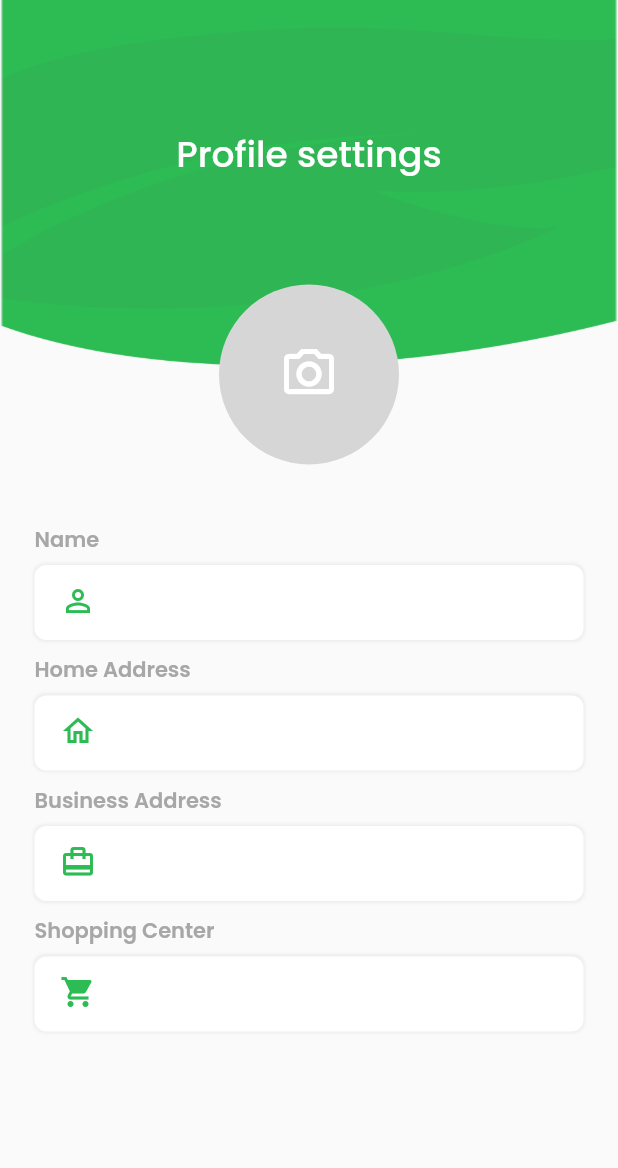
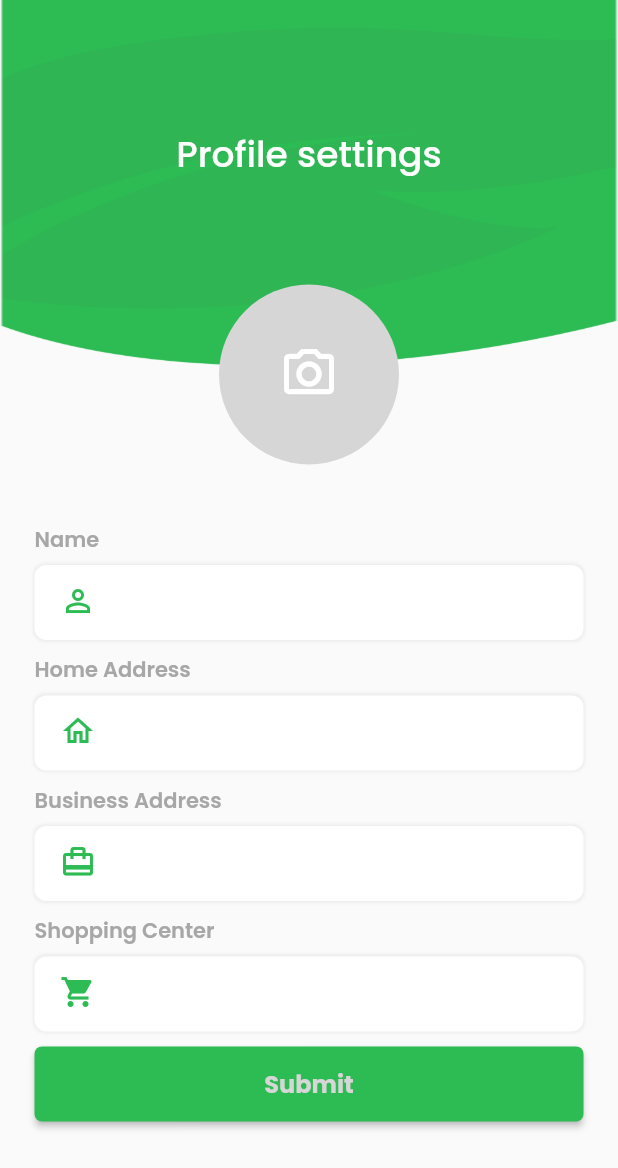
Before and after one commit to ZainMughal329/Green-Taxi-, a Flutter app: the ProfileScreen screen opened by its route, on a phone screen of 412 x 824 dp. Shown: the top 1168 px of the screen. Run offline on Flutter 3.47's test engine with Material 2 defaults, Android fonts, the phone set to English and light mode, and no system bars; our stand-ins replace cloud_firestore, firebase_auth, firebase_core, firebase_storage, flutter_screenutil, flutter_svg and 4 more; missing offline and left inert: fl_country_code_picker; accounts and stored records are empty.

Commit message:
refactroing the profile code

```diff
--- a/lib/screens/login/controller.dart
+++ b/lib/screens/login/controller.dart
@@ -53,7 +53,9 @@ class LoginController extends GetxController {
     PhoneAuthCredential credential = PhoneAuthProvider.credential(
         verificationId: state.verId, smsCode: otpNumber);
     print('Logged in');
-    await FirebaseAuth.instance.signInWithCredential(credential);
+    await FirebaseAuth.instance.signInWithCredential(credential).then((value){
+      decideRoute();
+    });
   }
   decideRoute() {
     User? user = FirebaseAuth.instance.currentUser;
--- a/lib/screens/profile/profile_view.dart
+++ b/lib/screens/profile/profile_view.dart
@@ -5,11 +5,13 @@ import 'package:green_taxi/screens/profile/controller.dart';
 import 'package:green_taxi/screens/profile/state.dart';
 import 'package:green_taxi/utilities/utils/app_colors.dart';
 import '../../utilities/widgets/green_intro_widget_without_logo.dart';
+
 class ProfileScreen extends StatefulWidget {
   const ProfileScreen({Key? key}) : super(key: key);
   @override
   State<ProfileScreen> createState() => _ProfileScreenState();
 }
+
 class _ProfileScreenState extends State<ProfileScreen> {
   ProfileController profileController = Get.put(ProfileController());
   @override
@@ -34,7 +36,8 @@ class _ProfileScreenState extends State<ProfileScreen> {
                     decoration: BoxDecoration(
                         shape: BoxShape.circle, color: Color(0xffD6D6D6)),
                     child: Center(
-                        child: Icon(Icons.camera_alt_outlined,size: 40,color: Colors.white),
+                      child: Icon(Icons.camera_alt_outlined,
+                          size: 40, color: Colors.white),
                     ),
                   ),
                 )
@@ -45,44 +48,69 @@ class _ProfileScreenState extends State<ProfileScreen> {
             height: 20,
           ),
           Container(
-              padding: EdgeInsets.symmetric(
-                horizontal: 23
+            padding: EdgeInsets.symmetric(horizontal: 23),
+            child: Column(children: [
+              TextFormField('Name', Icons.person_outline,
+                  ProfileState().nameController.value),
+              SizedBox(
+                height: 10,
               ),
-              child: Column(
-                children:[
-                  TextFormField('Name',Icons.person_outline,ProfileState().nameController.value),
-                  SizedBox(height: 10,),
-                  TextFormField('Home Address',Icons.home_outlined,ProfileState().homeController.value),
-                  SizedBox(height: 10,),
-                  TextFormField('Business Address',Icons.card_travel,ProfileState().businessController.value),
-                SizedBox(height: 10,),
-                  TextFormField('Shopping Center',Icons.shopping_cart,ProfileState().shopController.value),
-                  SizedBox(height: 10,),
-                 Obx((){
-                   ProfileState().isLoading.value?Center(child: CircularProgressIndicator()):greenButton('Submit',(){
-                   });
+              TextFormField('Home Address', Icons.home_outlined,
+                  ProfileState().homeController.value),
+              SizedBox(
+                height: 10,
+              ),
+              TextFormField('Business Address', Icons.card_travel,
+                  ProfileState().businessController.value),
+              SizedBox(
+                height: 10,
+              ),
+              TextFormField('Shopping Center', Icons.shopping_cart,
+                  ProfileState().shopController.value),
+              SizedBox(
+                height: 10,
+              ),
+
+              Obx(()=>
+              ProfileState().isLoading.value
+                  ? Center(child: CircularProgressIndicator())
+                  : greenButton('Submit', Function, () {
+                // if(selectedImage==null){
+                //   Get.snackbar('Warning', 'Plese add your image');
+                //   return ;
+                // }
+                ProfileState().isLoading(true);
+                ProfileController()
+                    .storeUserInfo(
+                  //selectedImage!,
+                    ProfileState().shopController.value.text,
+                    ProfileState().businessController.value.text,
+                    ProfileState().businessController.value.text,
+                    ProfileState().nameController.value.text)
+                    .value;
               })
-
-                ]
               ),
+            ]),
           )
-          ]
-        )));
+        ])));
   }
 }
-TextFormField(String tittle,IconData iconData,TextEditingController controller){
+
+TextFormField(
+    String tittle, IconData iconData, TextEditingController controller) {
   return Column(
     crossAxisAlignment: CrossAxisAlignment.start,
     children: [
       Text(
-      tittle,style: GoogleFonts.poppins(
+        tittle,
+        style: GoogleFonts.poppins(
             fontSize: 14,
-      fontWeight: FontWeight.w600,color: Color(0xffA7A7A7)
+            fontWeight: FontWeight.w600,
+            color: Color(0xffA7A7A7)),
       ),
-    ) ,
       SizedBox(
         height: 6,
-    )  ,
+      ),
       Container(
         width: Get.width,
         height: 50,
@@ -92,45 +120,41 @@ TextFormField(String tittle,IconData iconData,TextEditingController controller){
               BoxShadow(
                   color: Colors.black.withOpacity(0.05),
                   spreadRadius: 1,
-              blurRadius: 1
-            )
+                  blurRadius: 1)
             ],
-          borderRadius: BorderRadius.circular(8)
-
-        ),
+            borderRadius: BorderRadius.circular(8)),
         child: TextField(
           style: GoogleFonts.poppins(
               fontSize: 14,
-  fontWeight: FontWeight.w600,color: Color(0xffA7A7A7)),
+              fontWeight: FontWeight.w600,
+              color: Color(0xffA7A7A7)),
           decoration: InputDecoration(
               prefixIcon: Padding(
                 padding: const EdgeInsets.only(left: 10),
-              child: Icon(iconData,color: AppColors.greenColor,),
+                child: Icon(
+                  iconData,
+                  color: AppColors.greenColor,
                 ),
-            border: InputBorder.none
               ),
+              border: InputBorder.none),
         ),
       )
     ],
   );
 }
-Widget greenButton(String tittle,Function,onPrssed){
+
+Widget greenButton(String tittle, Function, onPrssed) {
   return MaterialButton(
       minWidth: Get.width,
       height: 50,
-      shape: RoundedRectangleBorder(
-        borderRadius: BorderRadius.circular(5)
-      ),
+      shape: RoundedRectangleBorder(borderRadius: BorderRadius.circular(5)),
       color: AppColors.greenColor,
       child: Text(
-          tittle,style:GoogleFonts.poppins(
+        tittle,
+        style: GoogleFonts.poppins(
             fontSize: 16,
             fontWeight: FontWeight.bold,
-        color: Color(0xffD6D6D6)
-      ) ,
+            color: Color(0xffD6D6D6)),
       ),
-
-
-      onPressed: ()=>onPrssed);
-
+      onPressed: () => onPrssed);
 }
--- a/lib/screens/profile/state.dart
+++ b/lib/screens/profile/state.dart
@@ -2,6 +2,7 @@ import 'dart:io';
 import 'package:flutter/material.dart';
 import 'package:get/get.dart';
 import 'package:image_picker/image_picker.dart';
+import'package:firebase_auth/firebase_auth.dart';
 class ProfileState{
   final nameController = TextEditingController().obs;
   final homeController = TextEditingController().obs;
```
Also changed, not shown: lib/screens/profile/controller.dart (+23 -2 lines). Lines whose indentation alone changed are shown as unchanged.
